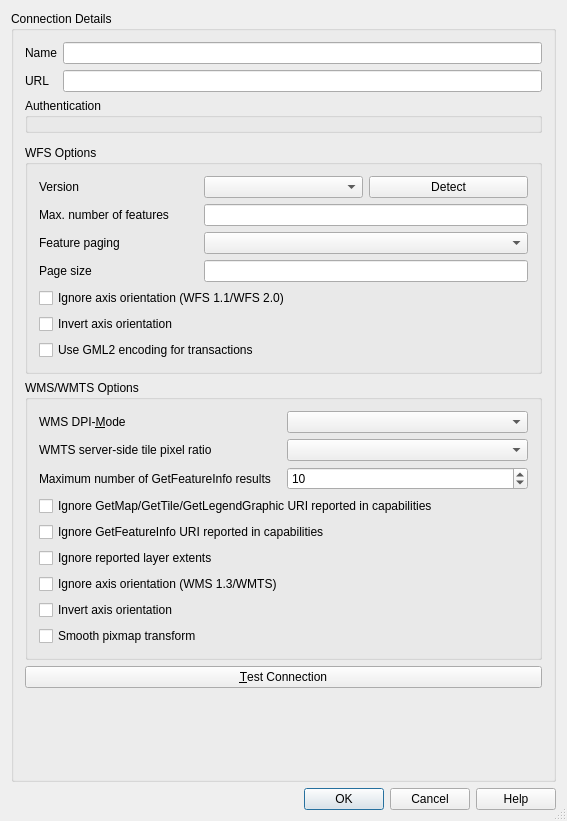
This is src/ui/qgsnewhttpconnectionbase.ui in qgis/QGIS as Qt 5 draws it before an edit. The edited form follows.
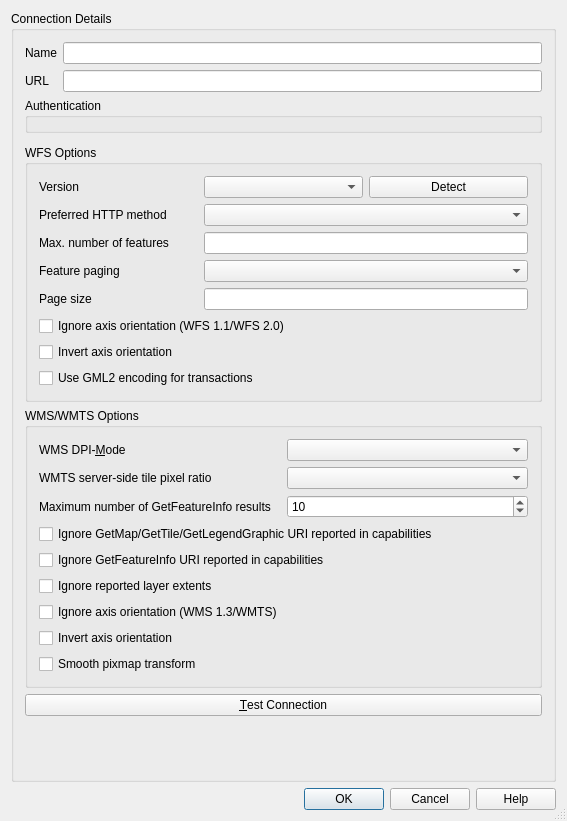
This is the edited form. Custom widgets are drawn as their Qt base class.

Commit message: Store preferred http method for connections

```diff
--- a/src/ui/qgsnewhttpconnectionbase.ui
+++ b/src/ui/qgsnewhttpconnectionbase.ui
@@ -111,6 +111,16 @@
            </property>
           </widget>
          </item>
+         <item row="1" column="0">
+          <widget class="QLabel" name="lblVersion_2">
+           <property name="text">
+            <string>Preferred HTTP method</string>
+           </property>
+          </widget>
+         </item>
+         <item row="1" column="1" colspan="2">
+          <widget class="QComboBox" name="mComboHttpMethod"/>
+         </item>
         </layout>
        </widget>
       </item>
```
Left out of the diff: 1 changed line with no effect on the pictures. The commit also changes 13 other files.
